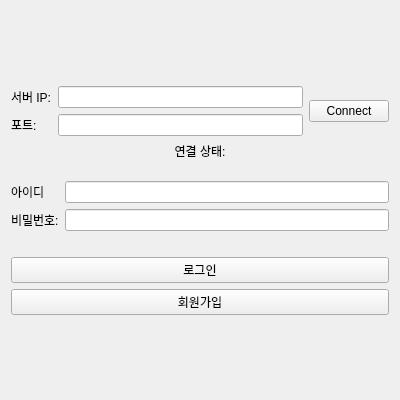
This is ui/loginui.ui in didwnsgur999/Trpg_Table as Qt 5 draws it before an edit. The edited form follows.
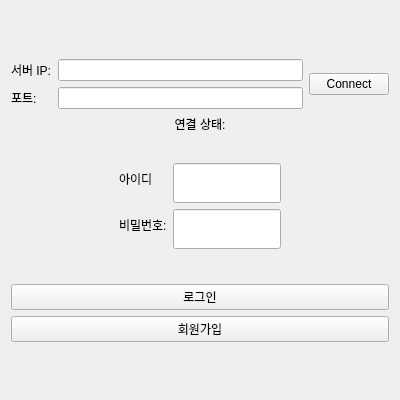
This is the edited form.

The edit to the form file:
```diff
--- a/ui/loginui.ui
+++ b/ui/loginui.ui
@@ -13,8 +13,6 @@
   <property name="windowTitle">
    <string>Login</string>
   </property>
-  <layout class="QVBoxLayout" name="verticalLayout_2">
-   <item>
     <layout class="QVBoxLayout" name="verticalLayout">
      <item>
       <spacer name="verticalSpacer_2">
@@ -27,7 +25,7 @@
        <property name="sizeHint" stdset="0">
         <size>
          <width>20</width>
-         <height>20</height>
+       <height>1</height>
         </size>
        </property>
       </spacer>
@@ -97,6 +95,22 @@
       </spacer>
      </item>
      <item>
+    <widget class="QWidget" name="lofinForm" native="true">
+     <layout class="QHBoxLayout" name="horizontalLayout_2">
+      <item>
+       <spacer name="horizontalSpacer_2">
+        <property name="orientation">
+         <enum>Qt::Orientation::Horizontal</enum>
+        </property>
+        <property name="sizeHint" stdset="0">
+         <size>
+          <width>57</width>
+          <height>20</height>
+         </size>
+        </property>
+       </spacer>
+      </item>
+      <item>
       <layout class="QFormLayout" name="formLayout">
        <property name="sizeConstraint">
         <enum>QLayout::SizeConstraint::SetMinimumSize</enum>
@@ -109,7 +123,14 @@
         </widget>
        </item>
        <item row="0" column="1">
-        <widget class="QLineEdit" name="usernameLineEdit"/>
+         <widget class="QLineEdit" name="usernameLineEdit">
+          <property name="minimumSize">
+           <size>
+            <width>0</width>
+            <height>40</height>
+           </size>
+          </property>
+         </widget>
        </item>
        <item row="1" column="0">
         <widget class="QLabel" name="pwlabel">
@@ -120,6 +141,12 @@
        </item>
        <item row="1" column="1">
         <widget class="QLineEdit" name="passwordLineEdit">
+          <property name="minimumSize">
+           <size>
+            <width>0</width>
+            <height>40</height>
+           </size>
+          </property>
          <property name="echoMode">
           <enum>QLineEdit::EchoMode::Password</enum>
          </property>
@@ -128,6 +155,22 @@
       </layout>
      </item>
      <item>
+       <spacer name="horizontalSpacer">
+        <property name="orientation">
+         <enum>Qt::Orientation::Horizontal</enum>
+        </property>
+        <property name="sizeHint" stdset="0">
+         <size>
+          <width>57</width>
+          <height>20</height>
+         </size>
+        </property>
+       </spacer>
+      </item>
+     </layout>
+    </widget>
+   </item>
+   <item>
       <spacer name="verticalSpacer">
        <property name="styleSheet">
         <string notr="true">background: transparent;</string>
@@ -171,12 +214,10 @@
        <property name="sizeHint" stdset="0">
         <size>
          <width>20</width>
-         <height>40</height>
+       <height>22</height>
         </size>
        </property>
       </spacer>
-     </item>
-    </layout>
    </item>
   </layout>
  </widget>
```
Lines whose indentation alone changed are shown as unchanged.
